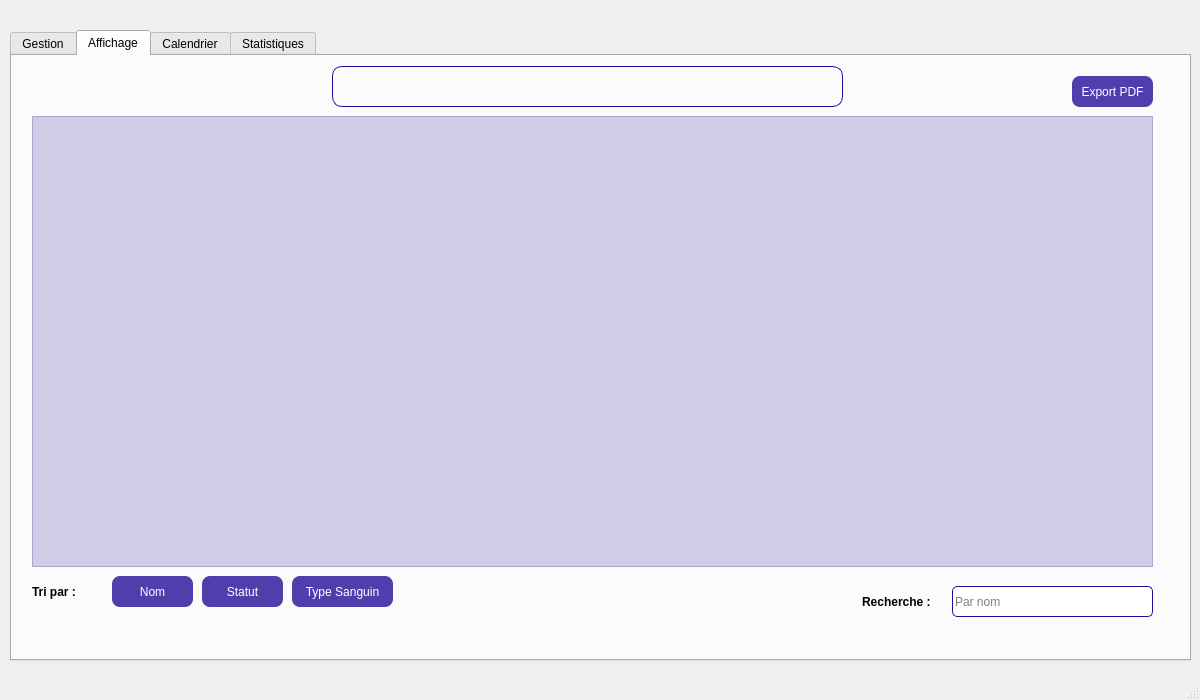
Before: the Qt Designer form mainwindow.ui in ProjetCPP-S2-2A15/projetcpp2a15-vaccicare, drawn with Qt 5.
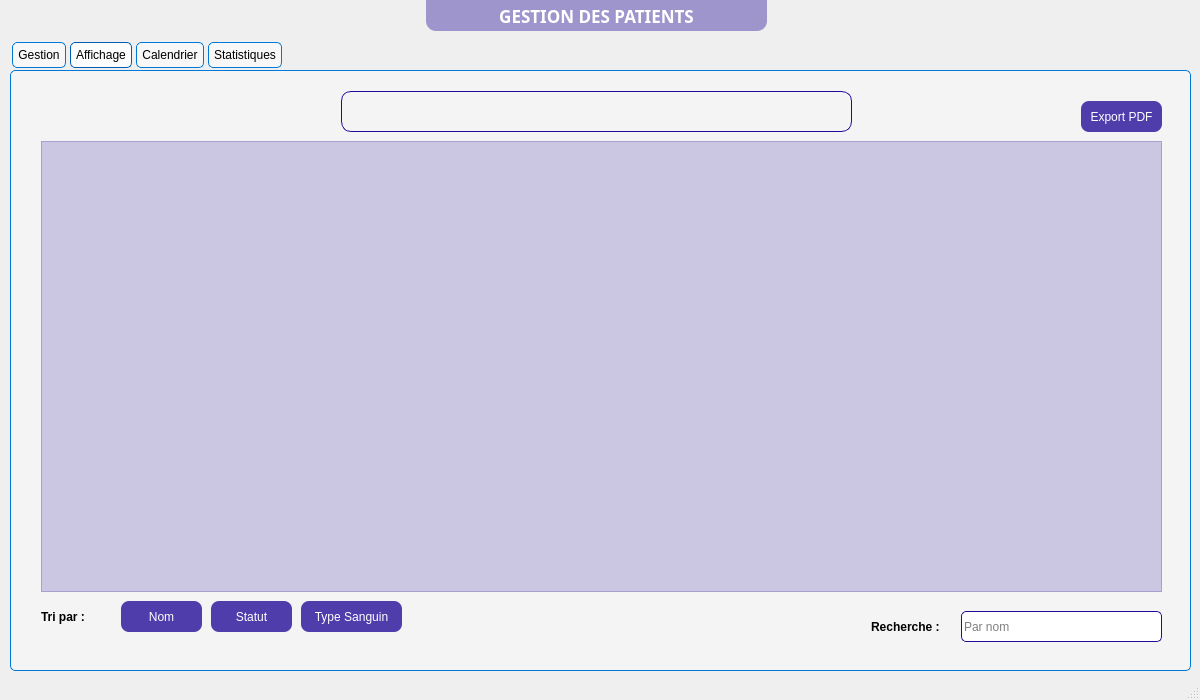
After: the same form once the commit is applied. Icons and pictures are not drawn.

What changed in the file:
```diff
--- a/mainwindow.ui
+++ b/mainwindow.ui
@@ -13,16 +13,71 @@
   <property name="windowTitle">
    <string>MainWindow</string>
   </property>
+  <property name="styleSheet">
+   <string notr="true"/>
+  </property>
   <widget class="QWidget" name="centralwidget">
+   <widget class="QLabel" name="label">
+    <property name="geometry">
+     <rect>
+      <x>-5</x>
+      <y>-10</y>
+      <width>1221</width>
+      <height>691</height>
+     </rect>
+    </property>
+    <property name="styleSheet">
+     <string notr="true">background-image: url(:/back.png);</string>
+    </property>
+    <property name="text">
+     <string/>
+    </property>
+   </widget>
    <widget class="QTabWidget" name="tabWidget">
     <property name="geometry">
      <rect>
       <x>10</x>
-      <y>30</y>
+      <y>40</y>
       <width>1181</width>
       <height>631</height>
      </rect>
     </property>
+    <property name="styleSheet">
+     <string notr="true">/* Style pour le QTabWidget */
+QTabWidget#tabWidget {
+    /* Rendre le fond du QTabWidget semi-transparent */
+    background-color: rgba(255, 255, 255, 0.3); /* Blanc avec 30% d'opacité */
+}
+
+/* Style pour la barre d'onglets (QTabBar) */
+QTabWidget#tabWidget::tab-bar {
+    alignment: center; /* Centrer les onglets */
+}
+
+/* Style pour chaque onglet dans la barre d'onglets */
+QTabBar::tab {
+    background-color: rgba(255, 255, 255, 0.5); /* Fond des onglets semi-transparent */
+    color: #000000; /* Texte noir pour lisibilité */
+    padding: 5px;
+    margin: 2px;
+    border: 1px solid #0078D7; /* Bordure bleue pour contraste */
+    border-radius: 5px;
+}
+
+/* Style pour l'onglet sélectionné */
+QTabBar::tab:selected {
+    background-color: rgba(255, 255, 255, 0.8); /* Fond plus opaque pour l'onglet actif */
+    color: #000000;
+    border: 1px solid #005BB5; /* Bordure plus foncée pour l'onglet actif */
+}
+
+/* Style pour le contenu des onglets (pane) */
+QTabWidget#tabWidget::pane {
+    background-color: rgba(255, 255, 255, 0.3); /* Fond du contenu semi-transparent */
+    border: 1px solid #0078D7; /* Bordure bleue */
+    border-radius: 5px;
+}</string>
+    </property>
     <property name="currentIndex">
      <number>1</number>
     </property>
@@ -751,159 +806,27 @@
      <attribute name="title">
       <string>Affichage</string>
      </attribute>
-     <widget class="QTableView" name="Pat_TableView_Res">
+     <widget class="QLabel" name="label_3">
       <property name="geometry">
        <rect>
-        <x>20</x>
-        <y>60</y>
-        <width>1121</width>
-        <height>451</height>
+        <x>0</x>
+        <y>-5</y>
+        <width>1181</width>
+        <height>601</height>
        </rect>
       </property>
       <property name="styleSheet">
-       <string notr="true">background-color:rgba(35,10,152, 50);</string>
+       <string notr="true">background-image: url(:/back.png);</string>
       </property>
-     </widget>
-     <widget class="QLabel" name="Res_Label_Recherche">
-      <property name="geometry">
-       <rect>
-        <x>850</x>
-        <y>530</y>
-        <width>81</width>
-        <height>31</height>
-       </rect>
-      </property>
-      <property name="font">
-       <font>
-        <weight>75</weight>
-        <bold>true</bold>
-       </font>
-      </property>
       <property name="text">
-       <string>Recherche :</string>
-      </property>
-     </widget>
-     <widget class="QLineEdit" name="Pat_Line_Recherche">
-      <property name="geometry">
-       <rect>
-        <x>940</x>
-        <y>530</y>
-        <width>201</width>
-        <height>31</height>
-       </rect>
-      </property>
-      <property name="styleSheet">
-       <string notr="true">QLineEdit {
-		border: 1px solid #230a98;
-		border-radius: 5px;
-}
-QLineEdit:hover {
-		border: 1px solid #7359f0;
-}</string>
-      </property>
-      <property name="inputMask">
        <string/>
-      </property>
-      <property name="placeholderText">
-       <string>Par nom</string>
-      </property>
-     </widget>
-     <widget class="QPushButton" name="Pat_Button_ExportPDF">
-      <property name="geometry">
-       <rect>
-        <x>1060</x>
-        <y>20</y>
-        <width>81</width>
-        <height>31</height>
-       </rect>
-      </property>
-      <property name="styleSheet">
-       <string notr="true">QPushButton {
-background-color: rgba(35,10,152, 200);
-border-radius: 8px;
-color: white;
-}
-QPushButton:hover {
-background-color: qlineargradient(spread:pad, x1:0, y1:0, x2:0, y2:1, stop:0 rgba(117, 201, 187, 200), stop:1 rgba(35,10,152, 200));
-}</string>
-      </property>
-      <property name="text">
-       <string>Export PDF</string>
-      </property>
-     </widget>
-     <widget class="QLabel" name="Pat_Label_InfoAffichage">
-      <property name="geometry">
-       <rect>
-        <x>320</x>
-        <y>10</y>
-        <width>511</width>
-        <height>41</height>
-       </rect>
-      </property>
-      <property name="styleSheet">
-       <string notr="true">background-color: rgba(35,10,152, 0);
-border: 1px solid #230a98;
-border-radius: 10px;
-</string>
-      </property>
-      <property name="text">
-       <string/>
-      </property>
-      <property name="alignment">
-       <set>Qt::AlignCenter</set>
-      </property>
-     </widget>
-     <widget class="QPushButton" name="Pat_Button_Tri_Statut">
-      <property name="geometry">
-       <rect>
-        <x>190</x>
-        <y>520</y>
-        <width>81</width>
-        <height>31</height>
-       </rect>
-      </property>
-      <property name="styleSheet">
-       <string notr="true">QPushButton {
-background-color: rgba(35,10,152, 200);
-border-radius: 8px;
-color: white;
-}
-QPushButton:hover {
-background-color: qlineargradient(spread:pad, x1:0, y1:0, x2:0, y2:1, stop:0 rgba(117, 201, 187, 200), stop:1 rgba(35,10,152, 200));
-}</string>
-      </property>
-      <property name="text">
-       <string>Statut</string>
-      </property>
-     </widget>
-     <widget class="QPushButton" name="Pat_Button_Tri_Nom">
-      <property name="geometry">
-       <rect>
-        <x>100</x>
-        <y>520</y>
-        <width>81</width>
-        <height>31</height>
-       </rect>
-      </property>
-      <property name="styleSheet">
-       <string notr="true">QPushButton {
-background-color: rgba(35,10,152, 200);
-border-radius: 8px;
-color: white;
-}
-QPushButton:hover {
-background-color: qlineargradient(spread:pad, x1:0, y1:0, x2:0, y2:1, stop:0 rgba(117, 201, 187, 200), stop:1 rgba(35,10,152, 200));
-}</string>
-      </property>
-      <property name="text">
-       <string>Nom</string>
       </property>
      </widget>
      <widget class="QLabel" name="Res_Label_TriPar">
       <property name="geometry">
        <rect>
-        <x>20</x>
-        <y>520</y>
+        <x>30</x>
+        <y>530</y>
         <width>71</width>
         <height>31</height>
        </rect>
@@ -918,11 +841,56 @@
        <string>Tri par :</string>
       </property>
      </widget>
+     <widget class="QPushButton" name="Pat_Button_Tri_Nom">
+      <property name="geometry">
+       <rect>
+        <x>110</x>
+        <y>530</y>
+        <width>81</width>
+        <height>31</height>
+       </rect>
+      </property>
+      <property name="styleSheet">
+       <string notr="true">QPushButton {
+background-color: rgba(35,10,152, 200);
+border-radius: 8px;
+color: white;
+}
+QPushButton:hover {
+background-color: qlineargradient(spread:pad, x1:0, y1:0, x2:0, y2:1, stop:0 rgba(117, 201, 187, 200), stop:1 rgba(35,10,152, 200));
+}</string>
+      </property>
+      <property name="text">
+       <string>Nom</string>
+      </property>
+     </widget>
+     <widget class="QLabel" name="Pat_Label_InfoAffichage">
+      <property name="geometry">
+       <rect>
+        <x>330</x>
+        <y>20</y>
+        <width>511</width>
+        <height>41</height>
+       </rect>
+      </property>
+      <property name="styleSheet">
+       <string notr="true">background-color: rgba(35,10,152, 0);
+border: 1px solid #230a98;
+border-radius: 10px;
+</string>
+      </property>
+      <property name="text">
+       <string/>
+      </property>
+      <property name="alignment">
+       <set>Qt::AlignCenter</set>
+      </property>
+     </widget>
      <widget class="QPushButton" name="Pat_Button_Tri_Type">
       <property name="geometry">
        <rect>
-        <x>280</x>
-        <y>520</y>
+        <x>290</x>
+        <y>530</y>
         <width>101</width>
         <height>31</height>
        </rect>
@@ -941,6 +909,109 @@
        <string>Type Sanguin</string>
       </property>
      </widget>
+     <widget class="QPushButton" name="Pat_Button_Tri_Statut">
+      <property name="geometry">
+       <rect>
+        <x>200</x>
+        <y>530</y>
+        <width>81</width>
+        <height>31</height>
+       </rect>
+      </property>
+      <property name="styleSheet">
+       <string notr="true">QPushButton {
+background-color: rgba(35,10,152, 200);
+border-radius: 8px;
+color: white;
+}
+QPushButton:hover {
+background-color: qlineargradient(spread:pad, x1:0, y1:0, x2:0, y2:1, stop:0 rgba(117, 201, 187, 200), stop:1 rgba(35,10,152, 200));
+}</string>
+      </property>
+      <property name="text">
+       <string>Statut</string>
+      </property>
+     </widget>
+     <widget class="QPushButton" name="Pat_Button_ExportPDF">
+      <property name="geometry">
+       <rect>
+        <x>1070</x>
+        <y>30</y>
+        <width>81</width>
+        <height>31</height>
+       </rect>
+      </property>
+      <property name="styleSheet">
+       <string notr="true">QPushButton {
+background-color: rgba(35,10,152, 200);
+border-radius: 8px;
+color: white;
+}
+QPushButton:hover {
+background-color: qlineargradient(spread:pad, x1:0, y1:0, x2:0, y2:1, stop:0 rgba(117, 201, 187, 200), stop:1 rgba(35,10,152, 200));
+}</string>
+      </property>
+      <property name="text">
+       <string>Export PDF</string>
+      </property>
+     </widget>
+     <widget class="QLineEdit" name="Pat_Line_Recherche">
+      <property name="geometry">
+       <rect>
+        <x>950</x>
+        <y>540</y>
+        <width>201</width>
+        <height>31</height>
+       </rect>
+      </property>
+      <property name="styleSheet">
+       <string notr="true">QLineEdit {
+		border: 1px solid #230a98;
+		border-radius: 5px;
+}
+QLineEdit:hover {
+		border: 1px solid #7359f0;
+}</string>
+      </property>
+      <property name="inputMask">
+       <string/>
+      </property>
+      <property name="placeholderText">
+       <string>Par nom</string>
+      </property>
+     </widget>
+     <widget class="QTableView" name="Pat_TableView_Res">
+      <property name="geometry">
+       <rect>
+        <x>30</x>
+        <y>70</y>
+        <width>1121</width>
+        <height>451</height>
+       </rect>
+      </property>
+      <property name="styleSheet">
+       <string notr="true">background-color:rgba(35,10,152, 50);</string>
+      </property>
+     </widget>
+     <widget class="QLabel" name="Res_Label_Recherche">
+      <property name="geometry">
+       <rect>
+        <x>860</x>
+        <y>540</y>
+        <width>81</width>
+        <height>31</height>
+       </rect>
+      </property>
+      <property name="font">
+       <font>
+        <weight>75</weight>
+        <bold>true</bold>
+       </font>
+      </property>
+      <property name="text">
+       <string>Recherche :</string>
+      </property>
+     </widget>
     </widget>
     <widget class="QWidget" name="tab_3">
      <attribute name="title">
@@ -1043,6 +1114,36 @@
      </widget>
     </widget>
    </widget>
+   <widget class="QLabel" name="labe_TitlePerso">
+    <property name="geometry">
+     <rect>
+      <x>426</x>
+      <y>0</y>
+      <width>341</width>
+      <height>31</height>
+     </rect>
+    </property>
+    <property name="font">
+     <font>
+      <family>LEMON MILK</family>
+      <pointsize>13</pointsize>
+      <weight>75</weight>
+      <bold>true</bold>
+     </font>
+    </property>
+    <property name="styleSheet">
+     <string notr="true">background-color: rgba(35,10,152,100);
+border-bottom-left-radius: 10px;
+border-bottom-right-radius: 10px;
+color:white;</string>
+    </property>
+    <property name="text">
+     <string>GESTION DES PATIENTS</string>
+    </property>
+    <property name="alignment">
+     <set>Qt::AlignCenter</set>
+    </property>
+   </widget>
   </widget>
   <widget class="QMenuBar" name="menubar">
    <property name="geometry">
```
Left out of the diff: 181 changed lines with no effect on the pictures.
